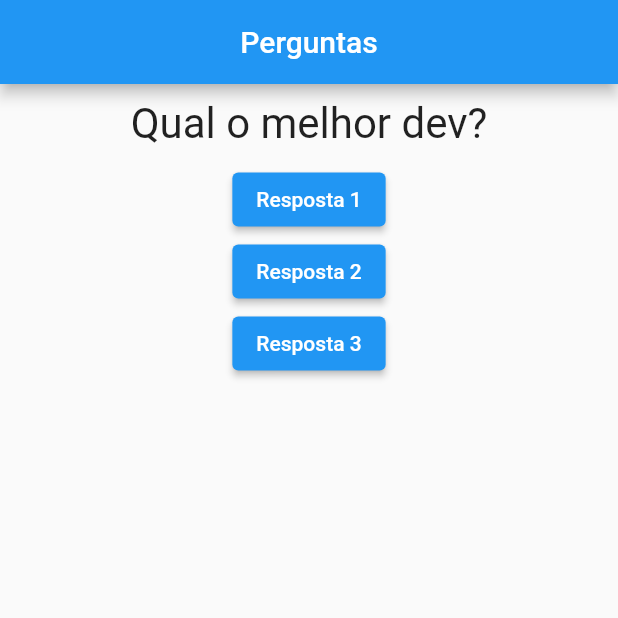
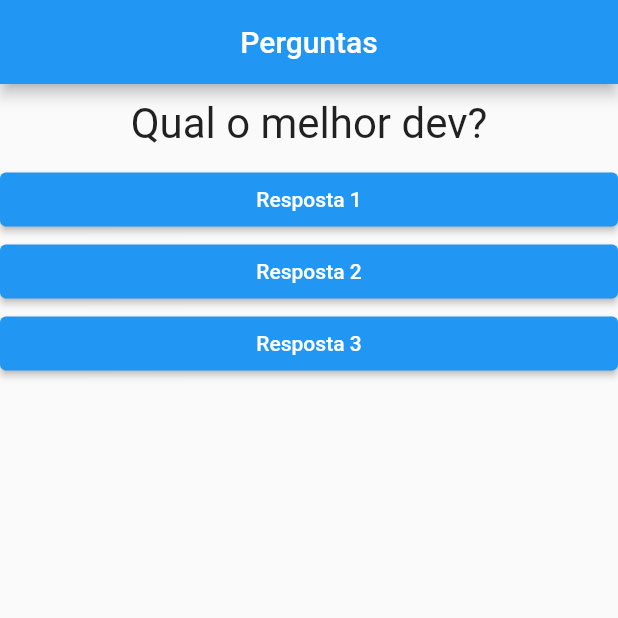
Before and after one commit to Smoow/flutter_quiz_app, a Flutter app: the screen it shows after launch, after a tap on "Resposta 1", on a phone screen of 412 x 824 dp, the top half of it. Run offline on Flutter 3.47's test engine with Material 2 defaults, Android fonts, the phone set to English and light mode, and no system bars.

Commit message:
answer widget & callback function to replies

```diff
--- /dev/null
+++ b/quiz_project/lib/answer.dart
@@ -0,0 +1,19 @@
+import 'package:flutter/material.dart';
+
+class Answer extends StatelessWidget {
+  final String awn;
+  final void Function() onSelected;
+
+  Answer(this.awn, this.onSelected);
+
+  @override
+  Widget build(BuildContext context) {
+    return Container(
+      width: double.infinity,
+      child: ElevatedButton(
+        child: Text(awn),
+        onPressed: onSelected,
+      ),
+    );
+  }
+}
--- a/quiz_project/lib/main.dart
+++ b/quiz_project/lib/main.dart
@@ -1,5 +1,6 @@
 import 'package:flutter/material.dart';
 import './question.dart';
+import './answer.dart';
 
 main() => runApp(QuizApp());
 
@@ -15,7 +16,6 @@ class _QuizAppState extends State<QuizApp> {
     setState(() {
       _indexPergunta++;
     });
-    print('Pergunta respondida!');
   }
 
   @override
@@ -36,9 +36,9 @@ class _QuizAppState extends State<QuizApp> {
         body: Column(
           children: [
             Question(perguntas[_indexPergunta]),
-            ElevatedButton(child: Text('Resposta 1'), onPressed: _responder),
-            ElevatedButton(child: Text('Resposta 2'), onPressed: _responder),
-            ElevatedButton(child: Text('Resposta 3'), onPressed: _responder),
+            Answer('Resposta 1', _responder),
+            Answer('Resposta 2', _responder),
+            Answer('Resposta 3', _responder),
           ],
         ),
       ),
```
